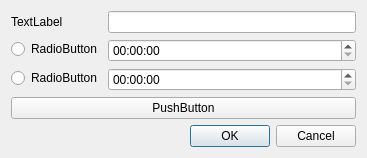
First picture: the form in designer/rulesdialog.ui, repository SARL-Engineering/SideviewController, before the edit.
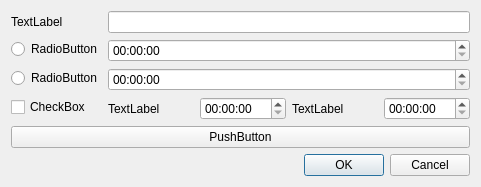
Second picture: the form after the edit.

Commit message: Updated rules dialog UI, adding optional interval time edits; fixed small bug where COM devices could not be removed

The edit to the form file:
```diff
--- a/designer/rulesdialog.ui
+++ b/designer/rulesdialog.ui
@@ -6,8 +6,8 @@
    <rect>
     <x>0</x>
     <y>0</y>
-    <width>367</width>
-    <height>150</height>
+    <width>481</width>
+    <height>178</height>
    </rect>
   </property>
   <property name="windowTitle">
@@ -58,6 +58,45 @@
        </property>
       </widget>
      </item>
+     <item row="3" column="1">
+      <layout class="QHBoxLayout" name="hlInterval">
+       <item>
+        <widget class="QLabel" name="labelHLIntervalFrom">
+         <property name="text">
+          <string>TextLabel</string>
+         </property>
+        </widget>
+       </item>
+       <item>
+        <widget class="QTimeEdit" name="teHLIntervalFrom">
+         <property name="displayFormat">
+          <string>hh:mm:ss</string>
+         </property>
+        </widget>
+       </item>
+       <item>
+        <widget class="QLabel" name="labelHLIntervalTo">
+         <property name="text">
+          <string>TextLabel</string>
+         </property>
+        </widget>
+       </item>
+       <item>
+        <widget class="QTimeEdit" name="teHLIntervalTo">
+         <property name="displayFormat">
+          <string>hh:mm:ss</string>
+         </property>
+        </widget>
+       </item>
+      </layout>
+     </item>
+     <item row="3" column="0">
+      <widget class="QCheckBox" name="checkboxHLInterval">
+       <property name="text">
+        <string>CheckBox</string>
+       </property>
+      </widget>
+     </item>
     </layout>
    </item>
    <item>
```
Left out of the diff: 14 changed lines with no effect on the pictures. The commit also changes 5 other files.
